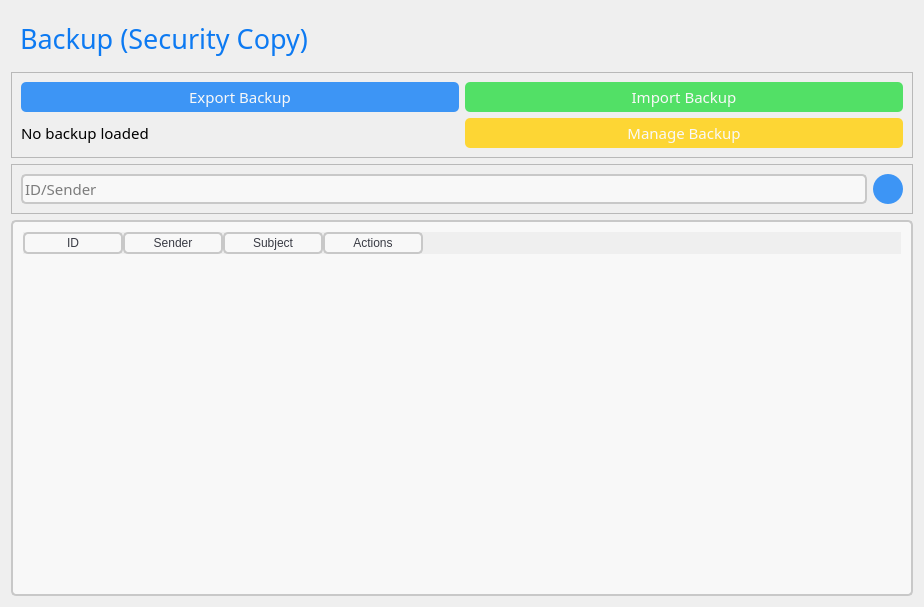
Before: the Qt Designer form backupwindow.ui in rrios7/MailSystem, drawn with Qt 5.
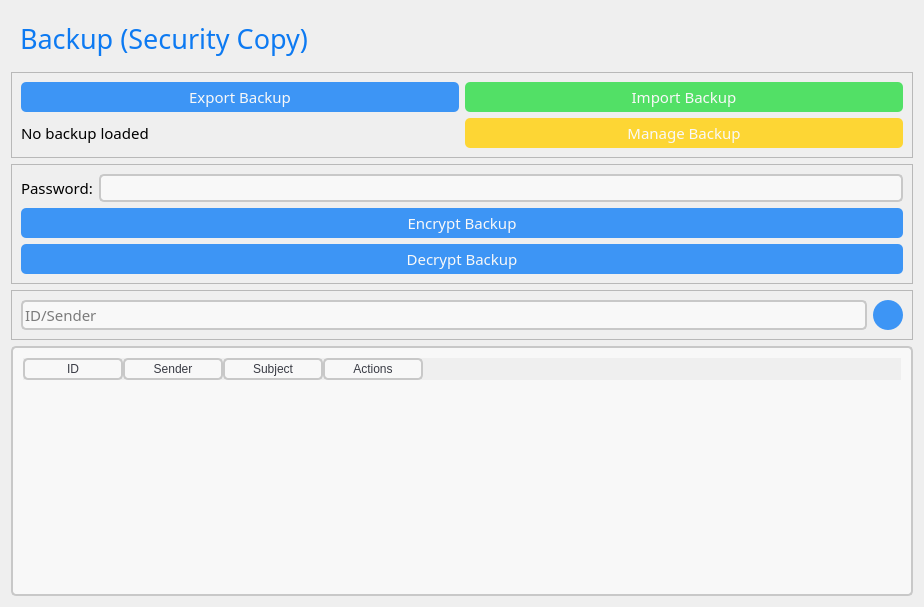
After: the same form once the commit is applied. Icons and pictures are not drawn.

Commit message: Added Cipher & Decipher Functionality for Backups using RSA

What changed in the file:
```diff
--- a/backupwindow.ui
+++ b/backupwindow.ui
@@ -128,57 +128,121 @@
 }</string>
   </property>
   <layout class="QGridLayout" name="gridLayout_2">
-   <item row="0" column="0">
-    <widget class="QFrame" name="backupFrame">
-     <property name="minimumSize">
-      <size>
-       <width>0</width>
-       <height>30</height>
-      </size>
+   <item row="4" column="0">
+    <widget class="QFrame" name="backupSearchFrame">
+     <property name="frameShape">
+      <enum>QFrame::StyledPanel</enum>
      </property>
+     <property name="frameShadow">
+      <enum>QFrame::Raised</enum>
+     </property>
+     <layout class="QHBoxLayout" name="horizontalLayout_3">
+      <item>
+       <widget class="QLineEdit" name="searchLineEdit">
+        <property name="minimumSize">
+         <size>
+          <width>0</width>
+          <height>30</height>
+         </size>
+        </property>
+        <property name="maximumSize">
+         <size>
+          <width>16777215</width>
+          <height>16777215</height>
+         </size>
+        </property>
+        <property name="font">
+         <font>
+          <family>Montserrat</family>
+          <pointsize>11</pointsize>
+         </font>
+        </property>
+        <property name="styleSheet">
+         <string notr="true"/>
+        </property>
+        <property name="maxLength">
+         <number>50</number>
+        </property>
+        <property name="placeholderText">
+         <string>ID/Sender</string>
+        </property>
+       </widget>
+      </item>
+      <item>
+       <widget class="QPushButton" name="searchButton">
+        <property name="minimumSize">
+         <size>
+          <width>30</width>
+          <height>30</height>
+         </size>
+        </property>
+        <property name="maximumSize">
+         <size>
+          <width>30</width>
+          <height>30</height>
+         </size>
+        </property>
+        <property name="font">
+         <font>
+          <family>Montserrat</family>
+          <pointsize>11</pointsize>
+          <weight>75</weight>
+          <bold>true</bold>
+         </font>
+        </property>
+        <property name="focusPolicy">
+         <enum>Qt::TabFocus</enum>
+        </property>
+        <property name="styleSheet">
+         <string notr="true"/>
+        </property>
+        <property name="text">
+         <string/>
+        </property>
+        <property name="icon">
+         <iconset resource="resources.qrc">
+          <normaloff>:/icons/search.png</normaloff>:/icons/search.png</iconset>
+        </property>
+       </widget>
+      </item>
+     </layout>
+    </widget>
+   </item>
+   <item row="5" column="0">
+    <widget class="QTableWidget" name="mailTableWidget">
      <property name="font">
       <font>
        <family>Montserrat</family>
        <pointsize>11</pointsize>
+       <kerning>false</kerning>
       </font>
      </property>
      <property name="styleSheet">
       <string notr="true"/>
      </property>
-     <property name="frameShape">
-      <enum>QFrame::NoFrame</enum>
+     <property name="columnCount">
+      <number>4</number>
      </property>
-     <property name="frameShadow">
-      <enum>QFrame::Raised</enum>
-     </property>
-     <layout class="QVBoxLayout" name="verticalLayout_5">
-      <item>
-       <widget class="QLabel" name="backupLabel">
-        <property name="minimumSize">
-         <size>
-          <width>0</width>
-          <height>0</height>
-         </size>
-        </property>
-        <property name="font">
-         <font>
-          <family>Montserrat Light</family>
-          <pointsize>20</pointsize>
-          <weight>50</weight>
-          <bold>false</bold>
-         </font>
-        </property>
-        <property name="styleSheet">
-         <string notr="true">#backupLabel {
-	color: rgb(13, 122, 242); 
-}</string>
-        </property>
-        <property name="text">
-         <string>Backup (Security Copy)</string>
-        </property>
-       </widget>
-      </item>
-     </layout>
+     <column>
+      <property name="text">
+       <string>ID</string>
+      </property>
+     </column>
+     <column>
+      <property name="text">
+       <string>Sender</string>
+      </property>
+     </column>
+     <column>
+      <property name="text">
+       <string>Subject</string>
+      </property>
+     </column>
+     <column>
+      <property name="text">
+       <string>Actions</string>
+      </property>
+     </column>
     </widget>
    </item>
    <item row="1" column="0">
@@ -336,92 +400,90 @@
     </widget>
    </item>
    <item row="2" column="0">
-    <widget class="QFrame" name="backupSearchFrame">
+    <widget class="QFrame" name="encryptionFrame">
      <property name="frameShape">
       <enum>QFrame::StyledPanel</enum>
      </property>
      <property name="frameShadow">
       <enum>QFrame::Raised</enum>
      </property>
-     <layout class="QHBoxLayout" name="horizontalLayout_3">
-      <item>
-       <widget class="QLineEdit" name="searchLineEdit">
+     <layout class="QGridLayout" name="gridLayout_3">
+      <item row="2" column="0" alignment="Qt::AlignLeft">
+       <widget class="QLabel" name="passwordLabel">
+        <property name="font">
+         <font>
+          <family>Montserrat</family>
+          <pointsize>11</pointsize>
+         </font>
+        </property>
+        <property name="text">
+         <string>Password:</string>
+        </property>
+       </widget>
+      </item>
+      <item row="2" column="1">
+       <widget class="QLineEdit" name="passwordLineEdit">
+        <property name="font">
+         <font>
+          <family>Montserrat</family>
+          <pointsize>11</pointsize>
+         </font>
+        </property>
+       </widget>
+      </item>
+      <item row="3" column="0" colspan="2">
+       <widget class="QPushButton" name="encryptButton">
         <property name="minimumSize">
          <size>
           <width>0</width>
           <height>30</height>
          </size>
         </property>
-        <property name="maximumSize">
-         <size>
-          <width>16777215</width>
-          <height>16777215</height>
-         </size>
-        </property>
         <property name="font">
          <font>
           <family>Montserrat</family>
           <pointsize>11</pointsize>
          </font>
         </property>
-        <property name="styleSheet">
-         <string notr="true"/>
+        <property name="text">
+         <string>Encrypt Backup</string>
         </property>
-        <property name="maxLength">
-         <number>50</number>
-        </property>
-        <property name="placeholderText">
-         <string>ID/Sender</string>
-        </property>
        </widget>
       </item>
-      <item>
-       <widget class="QPushButton" name="searchButton">
+      <item row="4" column="0" colspan="2">
+       <widget class="QPushButton" name="decryptButton">
         <property name="minimumSize">
          <size>
-          <width>30</width>
+          <width>0</width>
           <height>30</height>
          </size>
         </property>
-        <property name="maximumSize">
-         <size>
-          <width>30</width>
-          <height>30</height>
-         </size>
-        </property>
         <property name="font">
          <font>
           <family>Montserrat</family>
           <pointsize>11</pointsize>
-          <weight>75</weight>
-          <bold>true</bold>
          </font>
         </property>
-        <property name="focusPolicy">
-         <enum>Qt::TabFocus</enum>
-        </property>
-        <property name="styleSheet">
-         <string notr="true"/>
-        </property>
         <property name="text">
-         <string/>
-        </property>
-        <property name="icon">
-         <iconset resource="resources.qrc">
-          <normaloff>:/icons/search.png</normaloff>:/icons/search.png</iconset>
+         <string>Decrypt Backup</string>
         </property>
        </widget>
       </item>
      </layout>
     </widget>
    </item>
-   <item row="3" column="0">
-    <widget class="QTableWidget" name="mailTableWidget">
+   <item row="0" column="0">
+    <widget class="QFrame" name="backupFrame">
+     <property name="minimumSize">
+      <size>
+       <width>0</width>
+       <height>30</height>
+      </size>
+     </property>
      <property name="font">
       <font>
        <family>Montserrat</family>
        <pointsize>11</pointsize>
-       <kerning>false</kerning>
       </font>
      </property>
      <property name="focusPolicy">
@@ -430,29 +492,40 @@
      <property name="styleSheet">
       <string notr="true"/>
      </property>
-     <property name="columnCount">
-      <number>4</number>
+     <property name="frameShape">
+      <enum>QFrame::NoFrame</enum>
      </property>
-     <column>
-      <property name="text">
-       <string>ID</string>
-      </property>
-     </column>
-     <column>
-      <property name="text">
-       <string>Sender</string>
-      </property>
-     </column>
-     <column>
-      <property name="text">
-       <string>Subject</string>
-      </property>
-     </column>
-     <column>
-      <property name="text">
-       <string>Actions</string>
-      </property>
-     </column>
+     <property name="frameShadow">
+      <enum>QFrame::Raised</enum>
+     </property>
+     <layout class="QVBoxLayout" name="verticalLayout_5">
+      <item>
+       <widget class="QLabel" name="backupLabel">
+        <property name="minimumSize">
+         <size>
+          <width>0</width>
+          <height>0</height>
+         </size>
+        </property>
+        <property name="font">
+         <font>
+          <family>Montserrat Light</family>
+          <pointsize>20</pointsize>
+          <weight>50</weight>
+          <bold>false</bold>
+         </font>
+        </property>
+        <property name="styleSheet">
+         <string notr="true">#backupLabel {
+	color: rgb(13, 122, 242); 
+}</string>
+        </property>
+        <property name="text">
+         <string>Backup (Security Copy)</string>
+        </property>
+       </widget>
+      </item>
+     </layout>
     </widget>
    </item>
   </layout>
```
Left out of the diff: 102 changed lines with no effect on the pictures. The commit also changes 7 other files.
